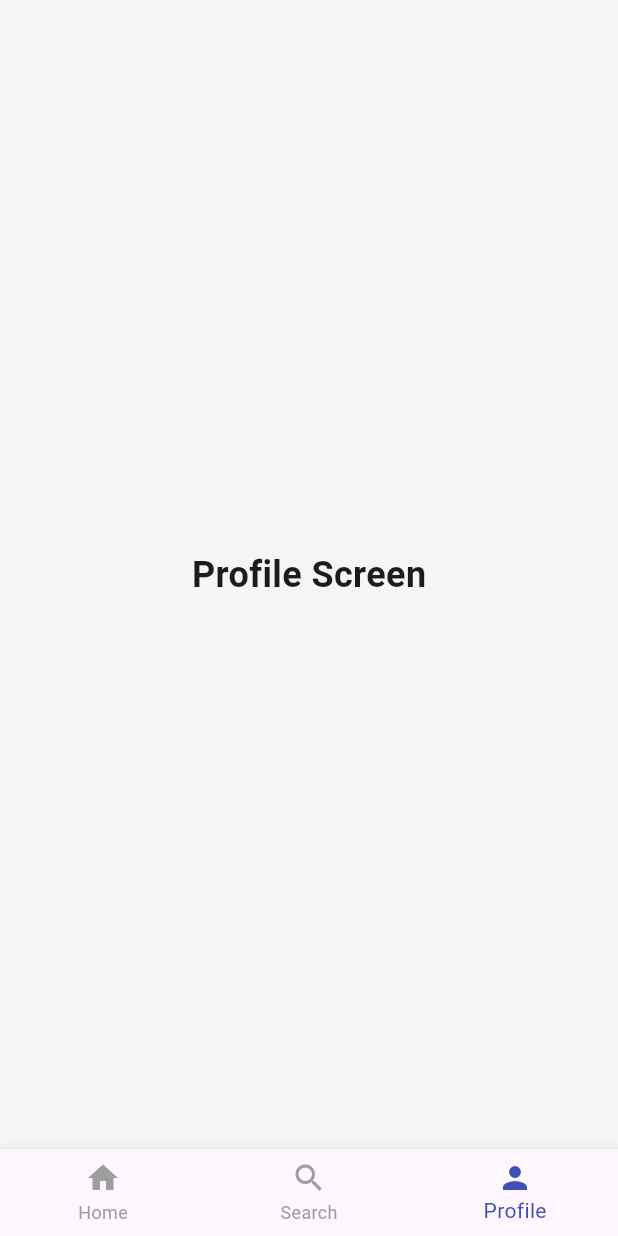
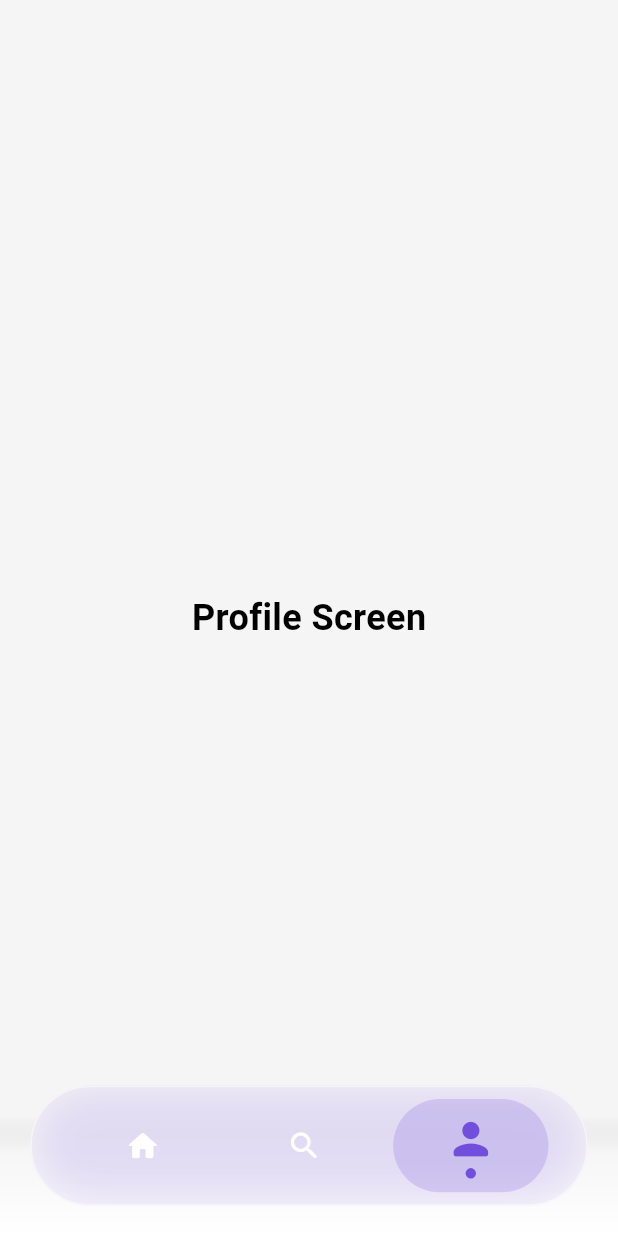
Before and after one commit to som120/AnimeVault, a Flutter app: the screen it shows after launch, item 3 of the bottom bar chosen, on a phone screen of 412 x 824 dp. Run offline on Flutter 3.47's test engine with Material 3 defaults, Android fonts, the phone set to English and light mode, and no system bars; our stand-ins replace cloud_firestore, firebase_core, graphql_flutter; accounts and stored records are empty; generated files the repository leaves out were written again; network calls fail.

Commit message:
improve the nav bar and fixed the rating

```diff
--- a/lib/main.dart
+++ b/lib/main.dart
@@ -1,3 +1,6 @@
+import 'dart:ui';
+
+import 'package:ainme_vault/theme/app_theme.dart';
 import 'package:flutter/material.dart';
 import 'package:firebase_core/firebase_core.dart';
 import 'firebase_options.dart';
@@ -5,7 +8,7 @@ import 'firebase_options.dart';
 // Screens
 import 'screens/home_screen.dart';
 import 'screens/search_screen.dart';
-import 'screens/profile_screen.dart'; // create if not yet done
+import 'screens/profile_screen.dart';
 //import 'firestore_test_screen.dart';
 
 void main() async {
@@ -20,11 +23,8 @@ class AnimeVaultApp extends StatelessWidget {
   @override
   Widget build(BuildContext context) {
     return MaterialApp(
-      title: 'AnimeVault',
-      theme: ThemeData(
-        primarySwatch: Colors.indigo,
-        scaffoldBackgroundColor: Colors.grey[100],
-      ),
+      title: 'AniVault',
+      theme: AppTheme.lightTheme,
       home: const MainScreen(),
     );
   }
@@ -39,6 +39,7 @@ class MainScreen extends StatefulWidget {
 
 class _MainScreenState extends State<MainScreen> {
   int _currentIndex = 0;
+  double scrollOpacity = 0.18;
 
   // Screens used in bottom navigation
   final List<Widget> _screens = const [
@@ -46,20 +47,133 @@ class _MainScreenState extends State<MainScreen> {
     SearchScreen(),
     ProfileScreen(),
   ];
+  Widget navItem(IconData icon, String label, int index) {
+    bool active = _currentIndex == index;
+
+    return AnimatedScale(
+      duration: const Duration(milliseconds: 200),
+      scale: active ? 1.15 : 1.0, // BOUNCE ANIMATION
+      child: Material(
+        type: MaterialType.transparency,
+        child: InkWell(
+          borderRadius: BorderRadius.circular(30),
+          onTap: () => setState(() => _currentIndex = index),
+          child: AnimatedContainer(
+            duration: const Duration(milliseconds: 250),
+            padding: const EdgeInsets.symmetric(horizontal: 30, vertical: 8),
+            decoration: BoxDecoration(
+              borderRadius: BorderRadius.circular(30),
+              color: active
+                  ? const Color(0xFF714FDC).withOpacity(0.2)
+                  : Colors.transparent,
+            ),
+            child: Column(
+              mainAxisSize: MainAxisSize.min,
+              children: [
+                Icon(
+                  icon,
+                  size: active ? 30 : 24,
+                  color: active ? const Color(0xFF714FDC) : Colors.white,
+                ),
+                if (active) ...[
+                  const SizedBox(height: 2),
+                  Container(
+                    width: 6,
+                    height: 6,
+                    decoration: BoxDecoration(
+                      color: const Color(0xFF714FDC),
+                      shape: BoxShape.circle,
+                    ),
+                  ),
+                ],
+              ],
+            ),
+          ),
+        ),
+      ),
+    );
+  }
 
   @override
   Widget build(BuildContext context) {
     return Scaffold(
-      body: _screens[_currentIndex],
-      bottomNavigationBar: BottomNavigationBar(
-        currentIndex: _currentIndex,
-        selectedItemColor: Colors.indigo,
-        unselectedItemColor: Colors.grey,
-        onTap: (index) => setState(() => _currentIndex = index),
-        items: const [
-          BottomNavigationBarItem(icon: Icon(Icons.home), label: 'Home'),
-          BottomNavigationBarItem(icon: Icon(Icons.search), label: 'Search'),
-          BottomNavigationBarItem(icon: Icon(Icons.person), label: 'Profile'),
+      backgroundColor: Colors.grey[100],
+
+      body: Stack(
+        children: [
+          // Main Screens
+          Positioned.fill(child: _screens[_currentIndex]),
+
+          // Bottom progressive fade blur
+          Positioned(
+            left: 0,
+            right: 0,
+            bottom: 0,
+            height: 80,
+            child: IgnorePointer(
+              ignoring: true, // allows touches to pass through
+              child: Container(
+                decoration: const BoxDecoration(
+                  gradient: LinearGradient(
+                    colors: [
+                      Colors.transparent,
+                      Colors.white12,
+                      Colors.white60, // subtle fade
+                      Colors.white, // full fade under nav bar
+                    ],
+                    begin: Alignment.topCenter,
+                    end: Alignment.bottomCenter,
+                    stops: [0.0, 0.3, 0.7, 1.0],
+                  ),
+                ),
+              ),
+            ),
+          ),
+
+          // Floating Rounded Nav Bar
+          Positioned(
+            left: 20,
+            right: 20,
+            bottom: 20,
+            child: ClipRRect(
+              borderRadius: BorderRadius.circular(40),
+              child: BackdropFilter(
+                filter: ImageFilter.blur(sigmaX: 25, sigmaY: 25),
+                child: Container(
+                  decoration: BoxDecoration(
+                    color: Colors.white.withOpacity(0.18), // transparent glass
+                    borderRadius: BorderRadius.circular(40),
+                    border: Border.all(
+                      color: Colors.white.withOpacity(0.5), // glass border
+                      width: 1.2,
+                    ),
+                    boxShadow: [
+                      BoxShadow(
+                        color: const Color(
+                          0xFF714FDC,
+                        ).withOpacity(0.2), // purple glow
+                        blurRadius: 25,
+                        spreadRadius: 1,
+                      ),
+                    ],
+                  ),
+                  padding: const EdgeInsets.symmetric(
+                    vertical: 12,
+                    horizontal: 20,
+                  ),
+
+                  child: Row(
+                    mainAxisAlignment: MainAxisAlignment.spaceAround,
+                    children: [
+                      navItem(Icons.home_rounded, "Home", 0),
+                      navItem(Icons.search_rounded, "Search", 1),
+                      navItem(Icons.person_rounded, "Profile", 2),
+                    ],
+                  ),
+                ),
+              ),
+            ),
+          ),
         ],
       ),
     );
--- a/lib/services/anilist_service.dart
+++ b/lib/services/anilist_service.dart
@@ -18,6 +18,7 @@ class AniListService {
         media(search: $search, type: ANIME) {
           id
           title { romaji english }
+          format
           episodes
           averageScore
           startDate { year }
@@ -33,6 +34,7 @@ class AniListService {
         media(sort: SCORE_DESC, type: ANIME) {
           id
           title { romaji english }
+          format
           episodes
           averageScore
           startDate { year }
@@ -48,6 +50,7 @@ class AniListService {
         media(sort: POPULARITY_DESC, type: ANIME) {
           id
           title { romaji english }
+          format
           episodes
           averageScore
           startDate { year }
@@ -63,6 +66,7 @@ class AniListService {
         media(sort: POPULARITY_DESC, type: ANIME, status: NOT_YET_RELEASED) {
           id
           title { romaji english }
+          format
           episodes
           averageScore
           startDate { year }
@@ -78,6 +82,7 @@ class AniListService {
         media(sort: TRENDING_DESC, type: ANIME, status: RELEASING) {
           id
           title { romaji english }
+          format
           episodes
           averageScore
           startDate { year }
@@ -93,6 +98,7 @@ class AniListService {
         media(sort: SCORE_DESC, type: ANIME, format: MOVIE) {
           id
           title { romaji english }
+          format
           episodes
           averageScore
           startDate { year }
--- /dev/null
+++ b/lib/theme/app_theme.dart
@@ -0,0 +1,50 @@
+import 'package:flutter/material.dart';
+
+class AppTheme {
+  static const Color primary = Color(0xFF714FDC);
+  static const Color primaryDark = Color(0xFF5B3ABA);
+  static const Color accent = Color(0xFF9F6DFF);
+
+  static ThemeData lightTheme = ThemeData(
+    primaryColor: primary,
+    scaffoldBackgroundColor: const Color(0xFFF5F4FA),
+
+    colorScheme: ColorScheme.light(primary: primary, secondary: accent),
+
+    appBarTheme: AppBarTheme(
+      backgroundColor: primary,
+      elevation: 0,
+      foregroundColor: Colors.white,
+      titleTextStyle: const TextStyle(
+        color: Colors.white,
+        fontSize: 20,
+        fontWeight: FontWeight.w600,
+      ),
+    ),
+
+    textTheme: const TextTheme(
+      titleLarge: TextStyle(fontSize: 22, fontWeight: FontWeight.bold),
+      titleMedium: TextStyle(fontSize: 18, fontWeight: FontWeight.w600),
+      bodyMedium: TextStyle(fontSize: 15),
+    ),
+
+    elevatedButtonTheme: ElevatedButtonThemeData(
+      style: ElevatedButton.styleFrom(
+        backgroundColor: primary,
+        foregroundColor: Colors.white,
+        shape: RoundedRectangleBorder(borderRadius: BorderRadius.circular(12)),
+      ),
+    ),
+
+    inputDecorationTheme: InputDecorationTheme(
+      filled: true,
+      fillColor: Colors.white,
+      contentPadding: const EdgeInsets.symmetric(horizontal: 18, vertical: 14),
+      border: OutlineInputBorder(
+        borderRadius: BorderRadius.circular(14),
+        borderSide: BorderSide.none,
+      ),
+      hintStyle: const TextStyle(color: Colors.grey),
+    ),
+  );
+}
```
Also changed, not shown: lib/screens/search_screen.dart (+72 -17 lines).
